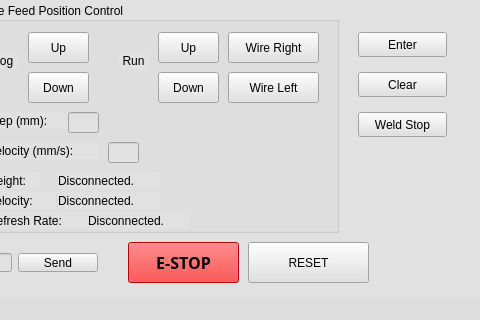
Before: the Qt Designer form mainwindow.ui in jpenney1993/LiburdiMaster2, drawn with Qt 5; both pictures show x 612 to 1092 and y 177 to 497 of the 1092 by 497 pixel window.
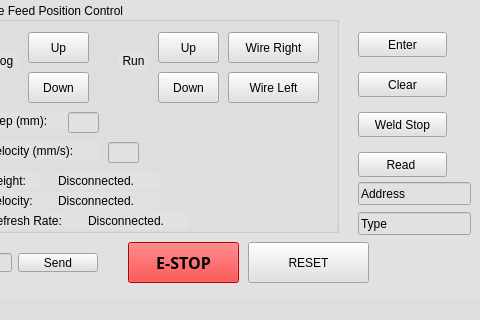
After: the same form once the commit is applied. Icons and pictures are not drawn.

Commit message: Working on reading and writing functions.

What changed in the file:
```diff
--- a/mainwindow.ui
+++ b/mainwindow.ui
@@ -1481,6 +1481,45 @@
      <string>Enter</string>
     </property>
    </widget>
+   <widget class="QPushButton" name="generalReadButton">
+    <property name="geometry">
+     <rect>
+      <x>970</x>
+      <y>310</y>
+      <width>89</width>
+      <height>25</height>
+     </rect>
+    </property>
+    <property name="text">
+     <string>Read </string>
+    </property>
+   </widget>
+   <widget class="QLineEdit" name="readAddressEdit">
+    <property name="geometry">
+     <rect>
+      <x>970</x>
+      <y>340</y>
+      <width>113</width>
+      <height>23</height>
+     </rect>
+    </property>
+    <property name="text">
+     <string>Address</string>
+    </property>
+   </widget>
+   <widget class="QLineEdit" name="readTypeEdit">
+    <property name="geometry">
+     <rect>
+      <x>970</x>
+      <y>370</y>
+      <width>113</width>
+      <height>23</height>
+     </rect>
+    </property>
+    <property name="text">
+     <string>Type</string>
+    </property>
+   </widget>
   </widget>
   <widget class="QMenuBar" name="menuBar">
    <property name="geometry">
```
The commit also changes 2 other files.
